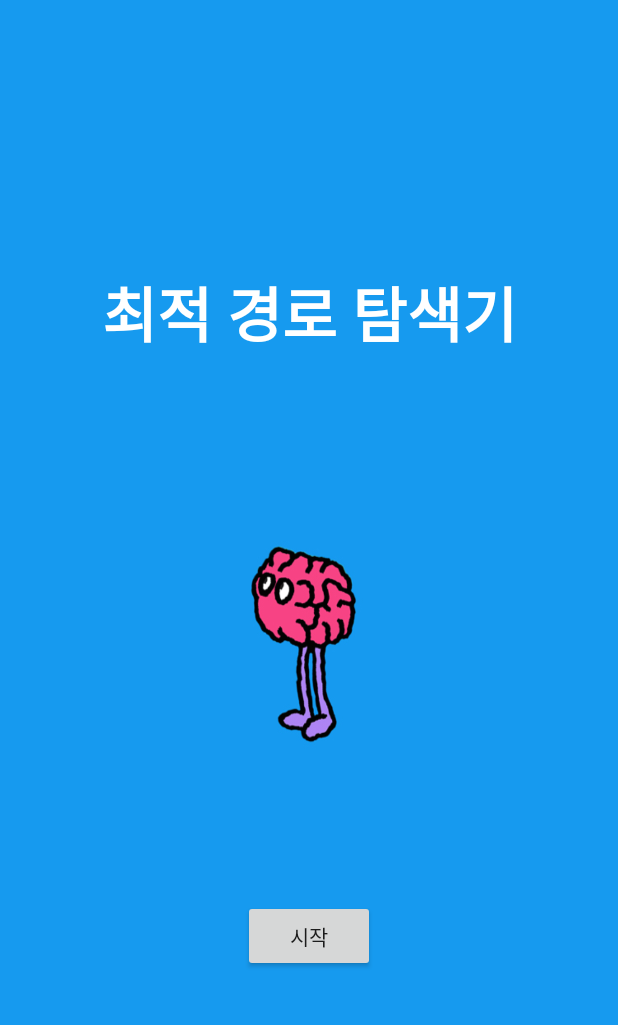
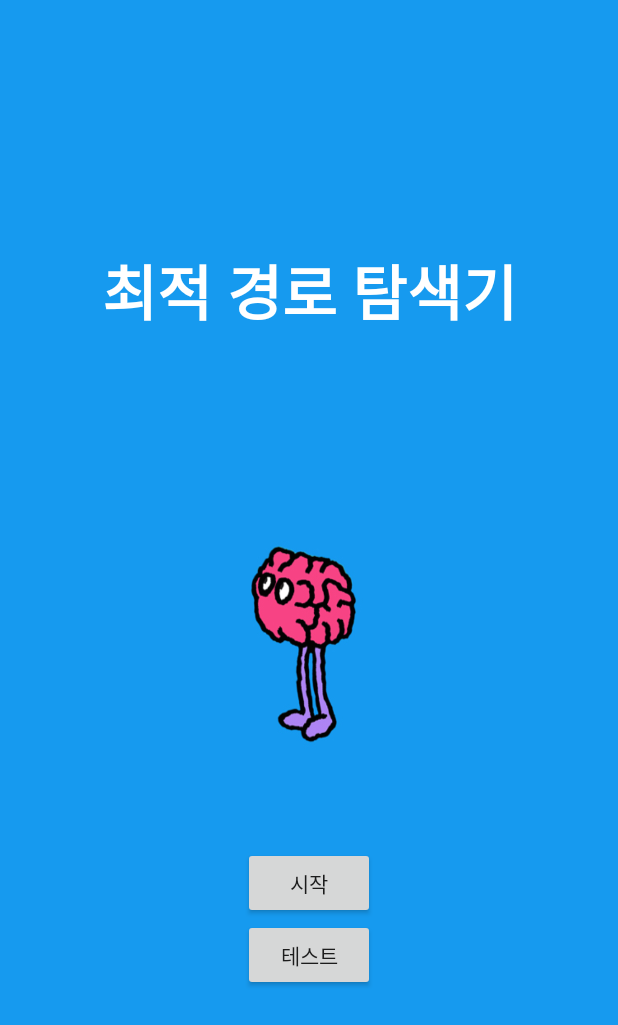
Before and after one commit to 2017hkt15/SortAddr, an Android app: the screen it shows after launch (MainActivity), on a phone screen of 412 x 824 dp. Shown: the top 1025 px of the screen. Run offline under Robolectric (Android 15) with nearby library versions, the phone set to English and light mode, and no system bars.

Commit message:
Layout Test

```diff
--- a/app/src/main/java/com/a2017hkt15/sortaddr/InputActivity.java
+++ b/app/src/main/java/com/a2017hkt15/sortaddr/InputActivity.java
@@ -72,7 +72,7 @@ public class InputActivity extends AppCompatActivity implements TMapGpsManager.o
         LinearLayout layoutForMap = (LinearLayout) findViewById(R.id.layout_for_map);
         tmapview = new TMapView(this);
         tmapview.setSKPMapApiKey(Variable.mapApiKey);
-        tmapview.setCompassMode(true);
+        tmapview.setCompassMode(false);
         tmapview.setIconVisibility(true);
         tmapview.setZoomLevel(8);
         tmapview.setMapType(TMapView.MAPTYPE_STANDARD);
--- a/app/src/main/java/com/a2017hkt15/sortaddr/MainActivity.java
+++ b/app/src/main/java/com/a2017hkt15/sortaddr/MainActivity.java
@@ -44,6 +44,15 @@ public class MainActivity extends AppCompatActivity {
                 }
             }
         });
+
+        Button goTestButton = (Button)findViewById(R.id.Button_test);
+        goTestButton.setOnClickListener(new View.OnClickListener() {
+            @Override
+            public void onClick(View v) {
+                Intent intent = new Intent(MainActivity.this, Test.class);
+                startActivity(intent);
+            }
+        });
     }
 
     @Override
--- a/app/src/main/res/layout/activity_main.xml
+++ b/app/src/main/res/layout/activity_main.xml
@@ -34,5 +34,14 @@
         tools:layout_editor_absoluteX="170dp"
         tools:layout_editor_absoluteY="445dp" />
 
+    <Button
+        android:id="@+id/Button_test"
+        android:layout_width="wrap_content"
+        android:layout_height="wrap_content"
+        android:layout_gravity="center_horizontal"
+        android:text="테스트"
+        tools:layout_editor_absoluteX="170dp"
+        tools:layout_editor_absoluteY="445dp" />
+
 
 </LinearLayout>
```
